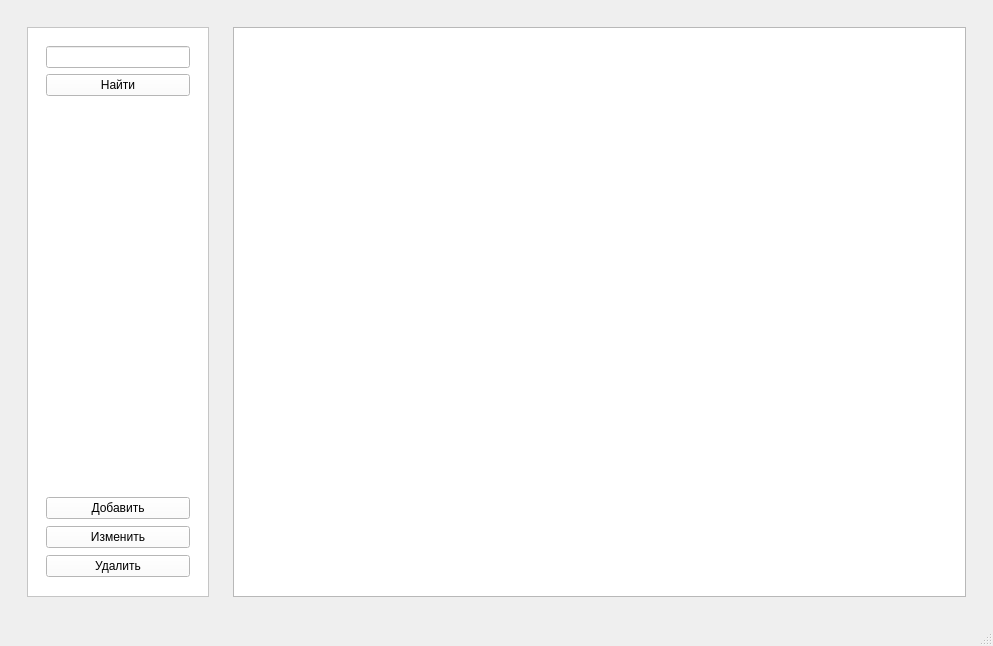
Above: ui/mainwindow.ui from Seymue/Inventory before the change. Below: the same form after it.
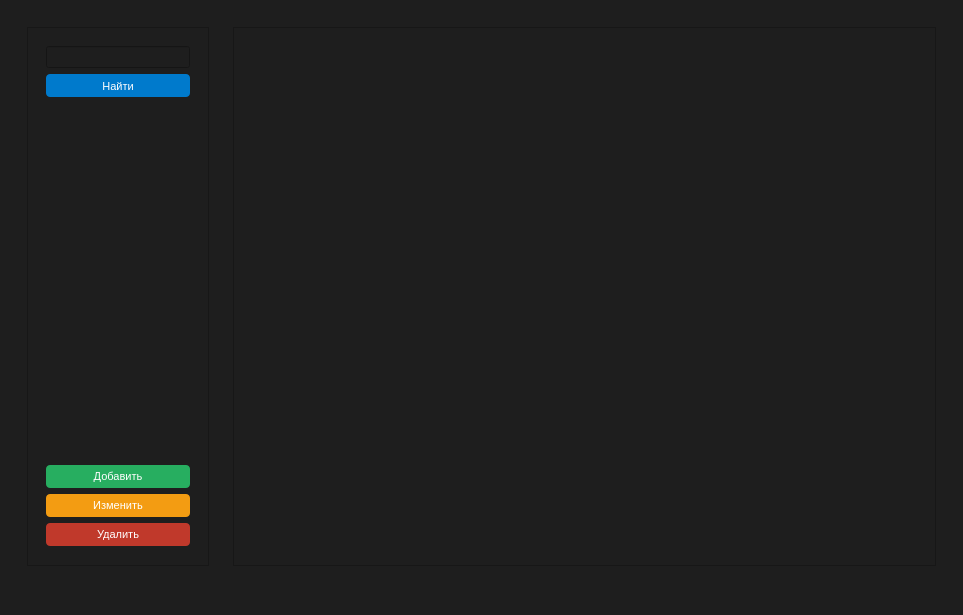
That is the form after the change.

Diff of the .ui file:
```diff
--- a/ui/mainwindow.ui
+++ b/ui/mainwindow.ui
@@ -6,13 +6,16 @@
    <rect>
     <x>0</x>
     <y>0</y>
-    <width>993</width>
-    <height>646</height>
+    <width>963</width>
+    <height>615</height>
    </rect>
   </property>
   <property name="windowTitle">
    <string>MainWindow</string>
   </property>
+  <property name="styleSheet">
+   <string notr="true">background-color: #1E1E1E; </string>
+  </property>
   <widget class="QWidget" name="centralwidget">
    <layout class="QGridLayout" name="gridLayout">
     <item row="0" column="0">
@@ -36,7 +39,7 @@
           <item>
            <widget class="QFrame" name="frame">
             <property name="styleSheet">
-             <string notr="true">background-color: white;</string>
+             <string notr="true">background-color: #1E1E1E; </string>
             </property>
             <property name="frameShape">
              <enum>QFrame::StyledPanel</enum>
@@ -55,10 +58,26 @@
                </property>
                <layout class="QVBoxLayout" name="verticalLayout_2">
                 <item>
-                 <widget class="QLineEdit" name="findText"/>
+                 <widget class="QLineEdit" name="findText">
+                  <property name="styleSheet">
+                   <string notr="true">color: white;</string>
+                  </property>
+                 </widget>
                 </item>
                 <item>
                  <widget class="QPushButton" name="findButton">
+                  <property name="styleSheet">
+                   <string notr="true">background-color: #007ACC;  
+    color: white;         
+       
+    padding: 8px 15px;        
+    border-radius: 4px;       
+        
+    font-family: 'Segoe UI';   
+    font-size: 8pt; 
+    padding-top: 6px;
+    padding-bottom: 4px;</string>
+                  </property>
                   <property name="text">
                    <string>Найти</string>
                   </property>
@@ -87,6 +106,15 @@
                <layout class="QVBoxLayout" name="verticalLayout_3">
                 <item>
                  <widget class="QPushButton" name="addButton">
+                  <property name="styleSheet">
+                   <string notr="true">background-color: #27AE60;     
+    color: white;         
+    border: none;          
+    padding: 5px 10px;        
+    border-radius: 4px;                 
+    font-family: 'Segoe UI';   
+    font-size: 8pt; </string>
+                  </property>
                   <property name="text">
                    <string>Добавить</string>
                   </property>
@@ -94,6 +122,15 @@
                 </item>
                 <item>
                  <widget class="QPushButton" name="editButton">
+                  <property name="styleSheet">
+                   <string notr="true">background-color: #F39C12;       
+    color: white;         
+    border: none;          
+    padding: 5px 10px;        
+    border-radius: 4px;                 
+    font-family: 'Segoe UI';   
+    font-size: 8pt; </string>
+                  </property>
                   <property name="text">
                    <string>Изменить</string>
                   </property>
@@ -101,6 +138,15 @@
                 </item>
                 <item>
                  <widget class="QPushButton" name="deleteButton">
+                  <property name="styleSheet">
+                   <string notr="true">background-color: #C0392B;   
+    color: white;         
+    border: none;          
+    padding: 5px 10px;        
+    border-radius: 4px;                 
+    font-family: 'Segoe UI';   
+    font-size: 8pt; </string>
+                  </property>
                   <property name="text">
                    <string>Удалить</string>
                   </property>
```
Left out of the diff: 10 changed lines with no effect on the pictures.
